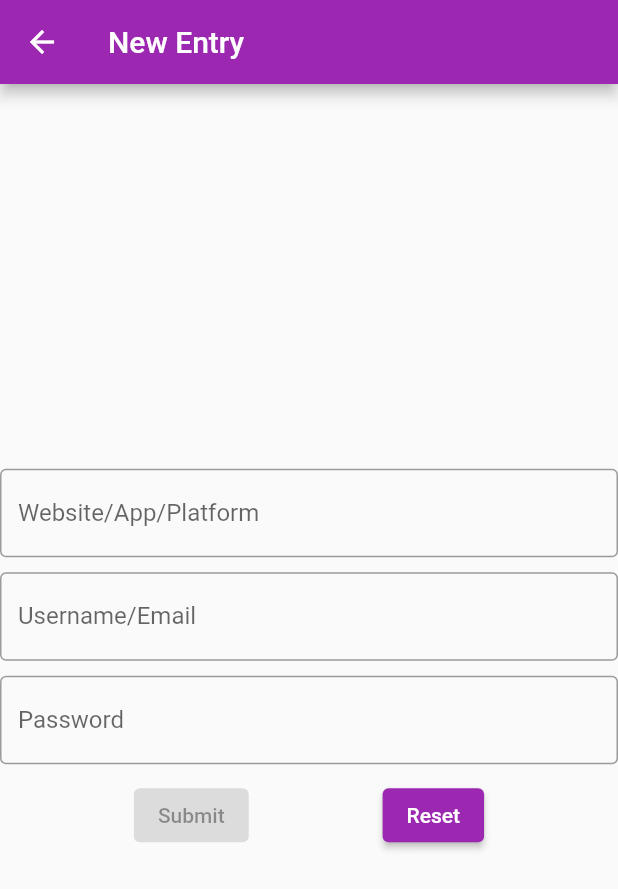
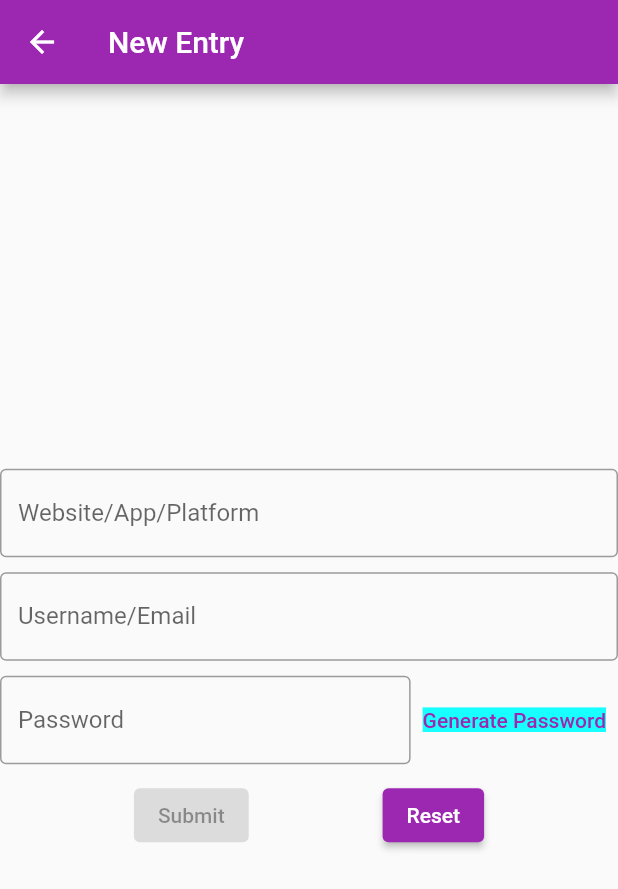
Before and after one commit to amalraj28/password_manager, a Flutter app: the CreateNewEntry screen opened by its route, on a phone screen of 412 x 824 dp. Shown: the top 889 px of the screen. Run offline on Flutter 3.47's test engine with Material 2 defaults, Android fonts, the phone set to English and light mode, and no system bars; our stand-ins replace shared_preferences; accounts and stored records are empty.

Commit message:
Added password generator button

```diff
--- a/lib/screens/screen_new_entry.dart
+++ b/lib/screens/screen_new_entry.dart
@@ -83,7 +83,11 @@ class _CreateNewEntryState extends State<CreateNewEntry> {
                 });
               }),
           const SizedBox(height: 10.0),
-          TextFormField(
+          Row(
+            mainAxisAlignment: MainAxisAlignment.spaceEvenly,
+            children: <Widget>[
+              Expanded(
+                child: TextFormField(
                   focusNode: _passwordFocus,
                   onTapOutside: (event) => _passwordFocus.unfocus(),
                   obscureText: false,
@@ -103,6 +107,19 @@ class _CreateNewEntryState extends State<CreateNewEntry> {
                       ),
                     ),
                   ),
+                ),
+              ),
+              TextButton(
+                onPressed: () {
+                  // _passwordController.text = 'hello';
+                  // _passwordFocus.requestFocus();
+                },
+                child: const Text(
+                  'Generate Password',
+                  style: TextStyle(backgroundColor: Colors.cyanAccent),
+                ),
+              ),
+            ],
           ),
           const SizedBox(height: 10.0),
           Row(
```
Lines whose indentation alone changed are shown as unchanged.
